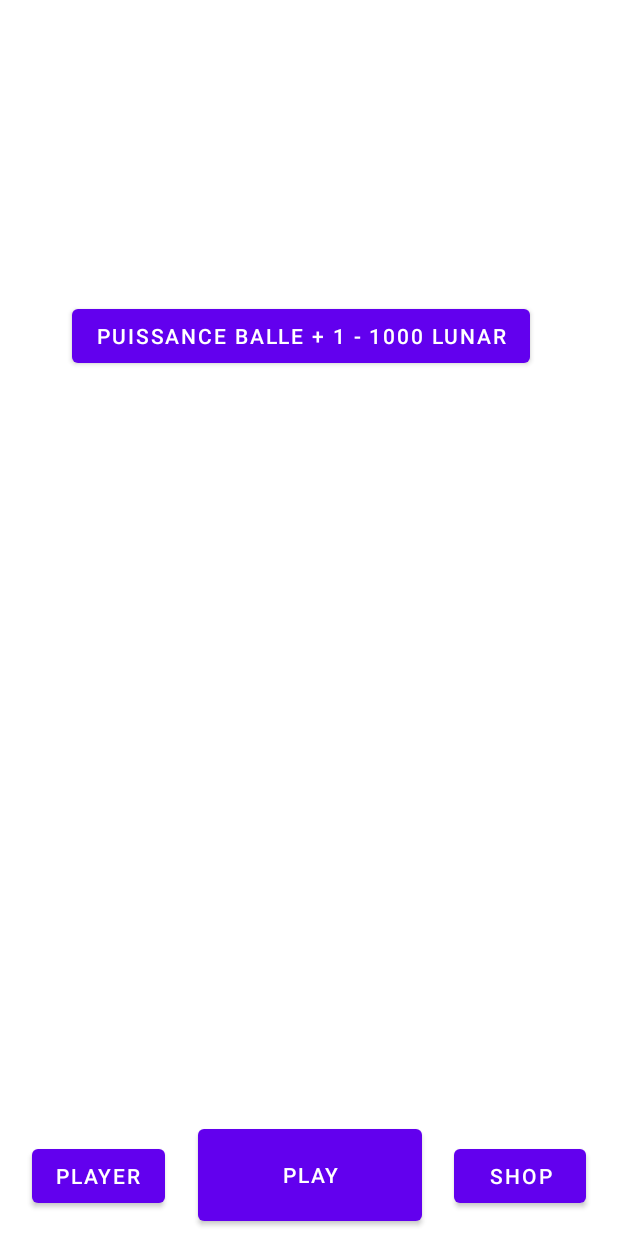
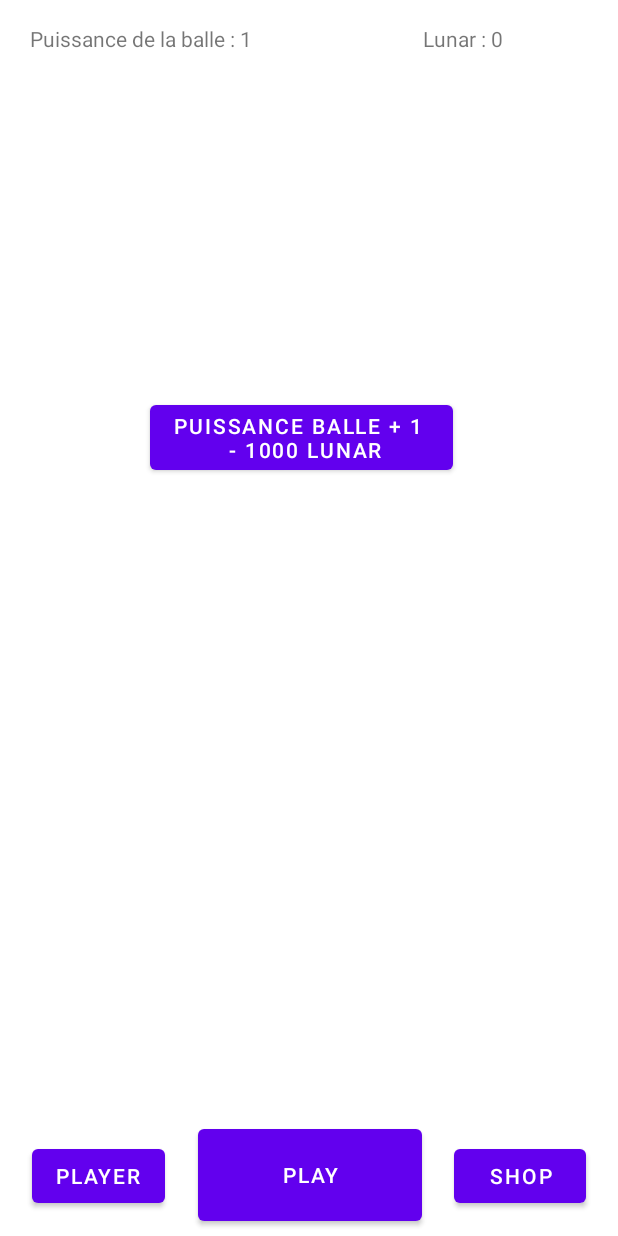
Before and after one commit to Nekufroze/androidStudioShooter2DStage, an Android app: the Shop screen opened directly, with no data from a screen before it, on a phone screen of 412 x 824 dp. Run offline under Robolectric (Android 15) with nearby library versions, the phone set to English and light mode, and no system bars.

Commit message:
New Update with a screen with fps

```diff
--- a/app/src/main/java/com/example/shooter/GameData/GameDatas.java
+++ b/app/src/main/java/com/example/shooter/GameData/GameDatas.java
@@ -58,7 +58,6 @@ public class GameDatas {
             int lunar = LunarJ + lunarPartie;
             editor.putInt("Lunar", lunar);
             editor.apply();
-            System.out.println(lunar + " SetLunar");
         } catch (Exception e) {
             e.printStackTrace();
         }
--- a/app/src/main/java/com/example/shooter/Objet/Joueur.java
+++ b/app/src/main/java/com/example/shooter/Objet/Joueur.java
@@ -20,7 +20,7 @@ Cette class est un héritage de la class Circle qui est une class hériter de Ga
 public class Joueur extends Circle {
     public static final double SPEED_PIXELS_PER_SECOND = 400.0;
     public static final double MAX_SPEED = SPEED_PIXELS_PER_SECOND / GameLoop.MAX_UPS;
-    public static final int MAX_PV = 10;
+    public static final int MAX_PV = 2;
     private int PointsDeVie = MAX_PV;
     private final Sprite sprite;
     private final Joystick joystick;
--- a/app/src/main/java/com/example/shooter/Pages/Shop.java
+++ b/app/src/main/java/com/example/shooter/Pages/Shop.java
@@ -2,10 +2,12 @@ package com.example.shooter.Pages;
 
 import androidx.appcompat.app.AppCompatActivity;
 
+import android.annotation.SuppressLint;
 import android.content.Intent;
 import android.os.Bundle;
 import android.view.View;
 import android.widget.Button;
+import android.widget.TextView;
 import android.widget.Toast;
 
 import com.example.shooter.GameData.GameDatas;
@@ -14,6 +16,7 @@ import com.example.shooter.Objet.Lunar;
 import com.example.shooter.R;
 
 public class Shop extends AppCompatActivity {
+    @SuppressLint("SetTextI18n")
     @Override
     protected void onCreate(Bundle savedInstanceState) {
         super.onCreate(savedInstanceState);
@@ -22,13 +25,22 @@ public class Shop extends AppCompatActivity {
         Button button_Inv = findViewById(R.id.btn_Inv);
         Button button_Shop = findViewById(R.id.btn_Shop);
         Button button_Achat = findViewById(R.id.btn_Achat);
-
+        TextView textView_Lunar = findViewById(R.id.textView_Lunar);
+        TextView textView_PuissanceBalle = findViewById(R.id.textView_PuissanceBalle);
         GameDatas gameDatas = new GameDatas(this);
+        Intent i = new Intent(Shop.this, Shop.class);
+        textView_Lunar.setText("Lunar : " + gameDatas.getLunar());
+        textView_PuissanceBalle.setText("Puissance de la balle : " + gameDatas.getPuissanceBalle());
 
         button_Achat.setOnClickListener(v -> {
-            if(gameDatas.getLunar() > 10){
-                gameDatas.setLunar(-10);
+            if(gameDatas.getLunar() > 1000){
+                gameDatas.setLunar(-1000);
                 gameDatas.setPuissanceBalle(gameDatas.getPuissanceBalle()+1);
+                finish();
+                overridePendingTransition(0, 0);
+                startActivity(i);
+                overridePendingTransition(0, 0);
+                Toast.makeText(this, "Achat Effectuer.", Toast.LENGTH_SHORT).show();
             }else {
                 Toast.makeText(this, "Manque de Lunar.", Toast.LENGTH_SHORT).show();
             }
--- a/app/src/main/res/layout/activity_shop.xml
+++ b/app/src/main/res/layout/activity_shop.xml
@@ -44,9 +44,29 @@
         android:id="@+id/btn_Achat"
         android:layout_width="wrap_content"
         android:layout_height="wrap_content"
-        android:layout_marginStart="48dp"
-        android:layout_marginTop="200dp"
-        android:text="Puissance Balle + 1 - 1000 Lunar"
+        android:layout_marginStart="100dp"
+        android:layout_marginTop="264dp"
+        android:text="Puissance Balle + 1 \n - 1000 Lunar"
+        app:layout_constraintStart_toStartOf="parent"
+        app:layout_constraintTop_toTopOf="parent" />
+
+    <TextView
+        android:id="@+id/textView_Lunar"
+        android:layout_width="wrap_content"
+        android:layout_height="wrap_content"
+        android:layout_marginStart="282dp"
+        android:layout_marginTop="16dp"
+        android:text=""
+        app:layout_constraintStart_toStartOf="parent"
+        app:layout_constraintTop_toTopOf="parent" />
+
+    <TextView
+        android:id="@+id/textView_PuissanceBalle"
+        android:layout_width="wrap_content"
+        android:layout_height="wrap_content"
+        android:layout_marginStart="20dp"
+        android:layout_marginTop="16dp"
+        android:text=""
         app:layout_constraintStart_toStartOf="parent"
         app:layout_constraintTop_toTopOf="parent" />
 
--- a/app/src/main/res/values/strings.xml
+++ b/app/src/main/res/values/strings.xml
@@ -3,6 +3,6 @@
     <string name="shop">Shop</string>
     <string name="play">Play</string>
     <string name="player">Player</string>
-    <string name="version">v.0.2.5</string>
+    <string name="version">v.0.3.1</string>
     <string name="start">Start</string>
 </resources>
```
Also changed, not shown: app/src/main/java/com/example/shooter/ObjetGraphique/GameOver.java (+15 -5 lines).
